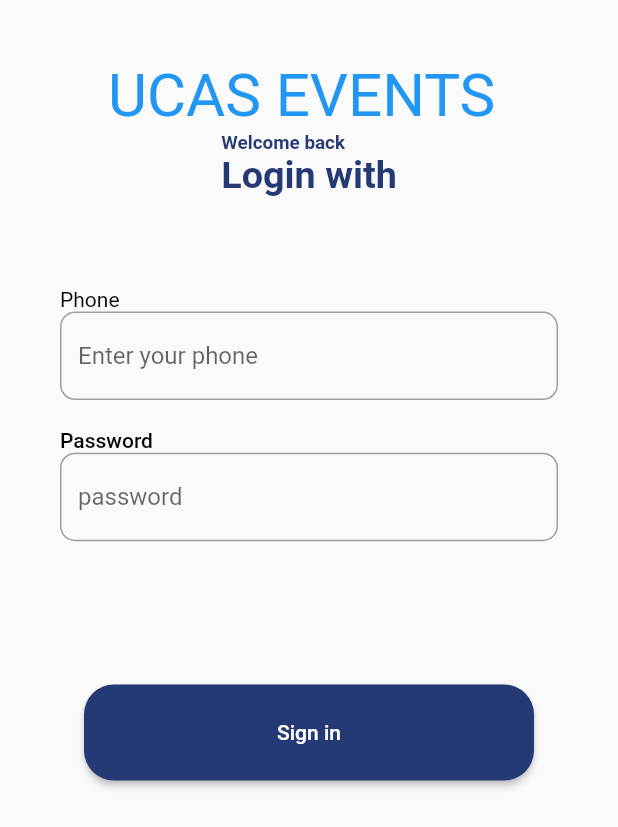
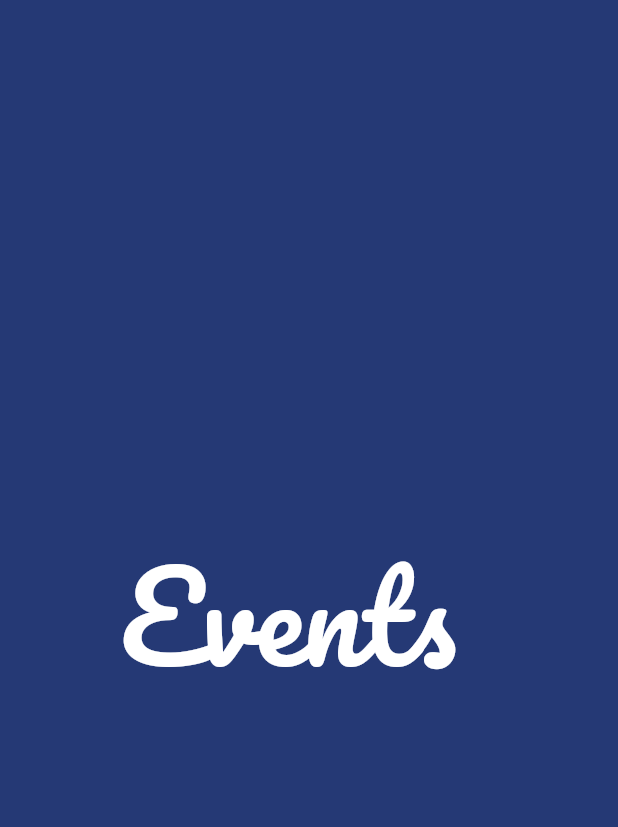
Before and after one commit to sahar-1998/Sahar-HackathonEventProject, a Flutter app: the first screen one second after launch, on a phone screen of 412 x 824 dp. Shown: the top 827 px of the screen. Run offline on Flutter 3.47's test engine with Material 2 defaults, Android fonts, the phone set to English and light mode, and no system bars; our stand-ins replace cached_network_image, flutter_screenutil, hexcolor, shared_preferences; Roboto replaces fonts that are missing (Pacifi).

Commit message:
first commit

```diff
--- a/lib/main.dart
+++ b/lib/main.dart
@@ -3,6 +3,7 @@ import 'package:evemts/screens/auth/login_screen.dart';
 import 'package:evemts/screens/events/cat_event.dart';
 import 'package:evemts/screens/events/categoury_screen.dart';
 import 'package:evemts/screens/events/event_screen.dart';
+import 'package:evemts/screens/auth/launch_screen.dart';
 import 'package:flutter/material.dart';
 import 'package:flutter_screenutil/flutter_screenutil.dart';
 
@@ -20,8 +21,10 @@ class MyApp extends StatelessWidget {
     return ScreenUtilInit(
       builder:()=>
        MaterialApp(
-        initialRoute:'/signin_screen' ,
+         debugShowCheckedModeBanner: false,
+        initialRoute:'/launch_screen' ,
         routes: {
+          '/launch_screen' : (context)=> LaunchScreen(),
           '/signin_screen': (context) => Signin(),
           '/categoryScreen' : (context) => CategoryScreen(),
           '/new_event' :(context) =>AddEvent(),
--- /dev/null
+++ b/lib/screens/auth/launch_screen.dart
@@ -0,0 +1,43 @@
+import 'package:evemts/prefs/shared_pref_controller.dart';
+import 'package:flutter/material.dart';
+class LaunchScreen extends StatefulWidget {
+  const LaunchScreen({Key? key}) : super(key: key);
+
+  @override
+  _LaunchScreenState createState() => _LaunchScreenState();
+}
+
+class _LaunchScreenState extends State<LaunchScreen> {
+
+  @override
+  void initState() {
+    // TODO: implement initState
+    super.initState();
+    Future.delayed(const Duration(seconds: 3), () {
+      // String route = SharedPrefController().loggedIn ? '/OnBoarding': '/Sign_in';
+      Navigator.pushReplacementNamed(context, '/signin_screen');
+
+    });
+  }
+  @override
+  Widget build(BuildContext context) {
+    return Scaffold(
+      body: Container(
+        height: double.infinity,
+        width: double.infinity,
+        color: Color(0xff253975),
+        child: Padding(
+          padding:  EdgeInsets.only(top: 340, left: 80, right: 80),
+          child: Text(
+            'Events',
+            style: TextStyle(
+              color: Colors.white,
+              fontSize: 80,
+              fontFamily: 'Pacifico',
+            ),
+          ),
+        ),
+      ),
+    );
+  }
+}
--- a/lib/screens/auth/login_screen.dart
+++ b/lib/screens/auth/login_screen.dart
@@ -74,7 +74,7 @@ class _SigninState extends State<Signin> with ApiHelper {
                 SizedBox(
                   height: 50.h,
                 ),
-                Align(
+                const Align(
                     alignment: Alignment.topLeft,
                     child: Text(
                       'Phone',
```
Also changed, not shown: pubspec.yaml (+4 -4 lines), fonts/Pacifico-Regular.ttf (added).
